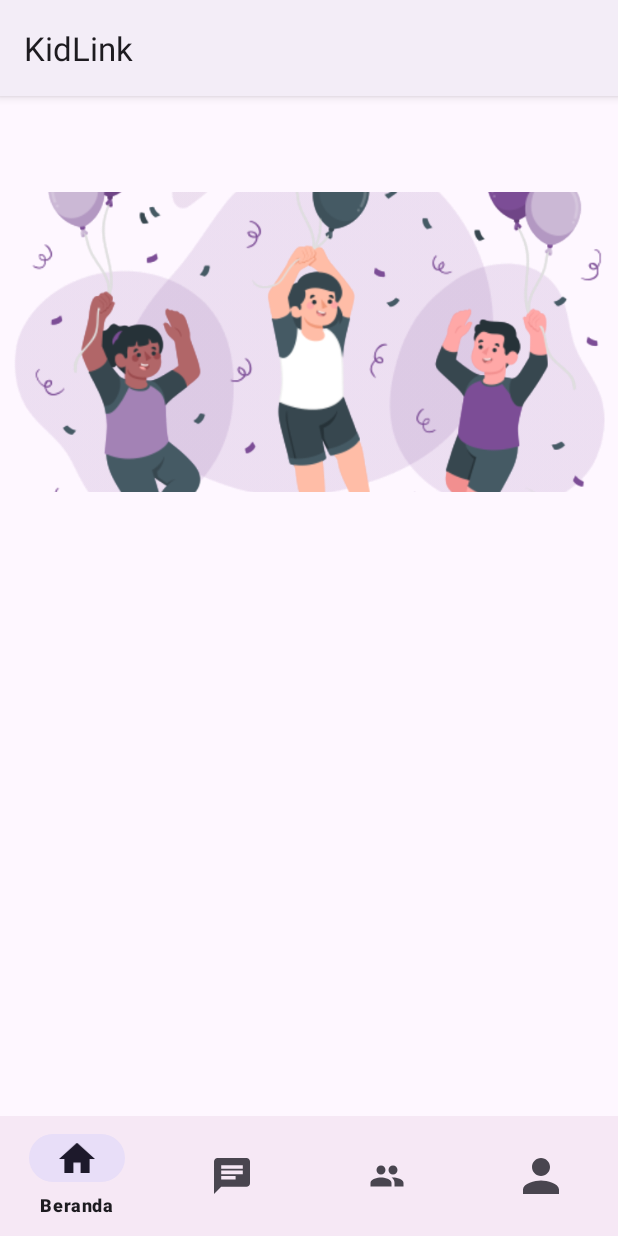
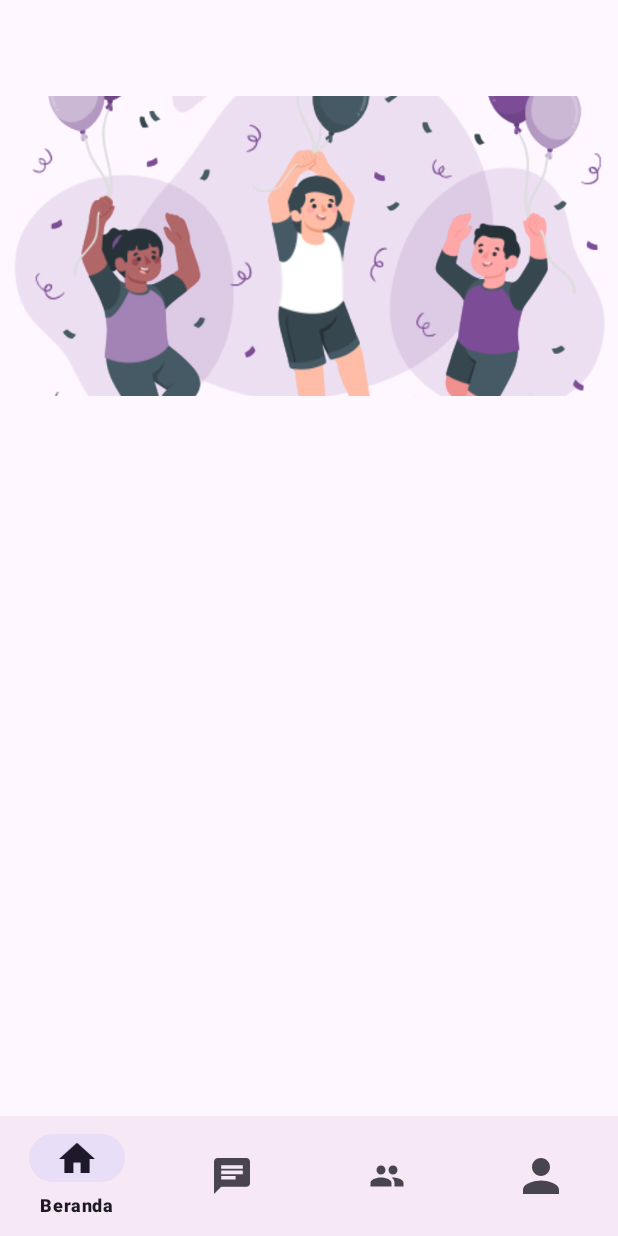
Before and after one commit to hokacristian/KidLink1, an Android app: the MainActivity screen opened directly, with no data from a screen before it, on a phone screen of 412 x 824 dp. Run offline under Robolectric (Android 15) with nearby library versions, the phone set to English and light mode, and no system bars; our stand-ins replace Firebase (no records; nobody signed in at launch, a user with empty details on screens opened directly).

Commit message:
Memperbaiki Tampilan dengan menghilangkan Actionbar (Ini bersifat sementara)

```diff
--- a/app/src/main/java/capstone/kidlink/activity/MainActivity.kt
+++ b/app/src/main/java/capstone/kidlink/activity/MainActivity.kt
@@ -36,7 +36,7 @@ class MainActivity : AppCompatActivity() {
                 else -> BerandaFragment()
             }
             supportFragmentManager.beginTransaction()
-                .replace(R.id.nav_host_fragment_activity_main, selectedFragment)
+                .replace(R.id.fragment_container, selectedFragment)
                 .commit()
             true
         }
--- a/app/src/main/res/layout/activity_main.xml
+++ b/app/src/main/res/layout/activity_main.xml
@@ -21,7 +21,7 @@
         app:menu="@menu/bottom_navigation_menu" />
 
     <fragment
-        android:id="@+id/nav_host_fragment_activity_main"
+        android:id="@+id/fragment_container"
         android:name="androidx.navigation.fragment.NavHostFragment"
         android:layout_width="match_parent"
         android:layout_height="match_parent"
--- a/app/src/main/res/layout/activity_welcome.xml
+++ b/app/src/main/res/layout/activity_welcome.xml
@@ -122,7 +122,7 @@
         android:layout_width="wrap_content"
         android:layout_height="64dp"
         android:orientation="horizontal"
-        app:layout_constraintGuide_percent="0.03" />
+        app:layout_constraintGuide_percent="0.029540481" />
 
     <androidx.constraintlayout.widget.Guideline
         android:id="@+id/guidelineVertical"
--- a/app/src/main/res/values-night/themes.xml
+++ b/app/src/main/res/values-night/themes.xml
@@ -1,6 +1,6 @@
 <resources xmlns:tools="http://schemas.android.com/tools">
     <!-- Base application theme. -->
-    <style name="Base.Theme.KidLink" parent="Theme.Material3.DayNight">
+    <style name="Base.Theme.KidLink" parent="Theme.Material3.DayNight.NoActionBar">
         <!-- Customize your dark theme here. -->
         <!-- Primary brand color. -->
         <item name="colorPrimary">@color/rose_quartz_pink</item>
--- a/app/src/main/res/values/themes.xml
+++ b/app/src/main/res/values/themes.xml
@@ -1,6 +1,6 @@
 <resources xmlns:tools="http://schemas.android.com/tools">
     <!-- Base application theme. -->
-    <style name="Base.Theme.KidLink" parent="Theme.Material3.DayNight">
+    <style name="Base.Theme.KidLink" parent="Theme.Material3.DayNight.NoActionBar">
         <!-- Customize your light theme here. -->
         <!-- Primary brand color. -->
         <item name="colorPrimary">@color/rose_quartz_pink</item>
```
